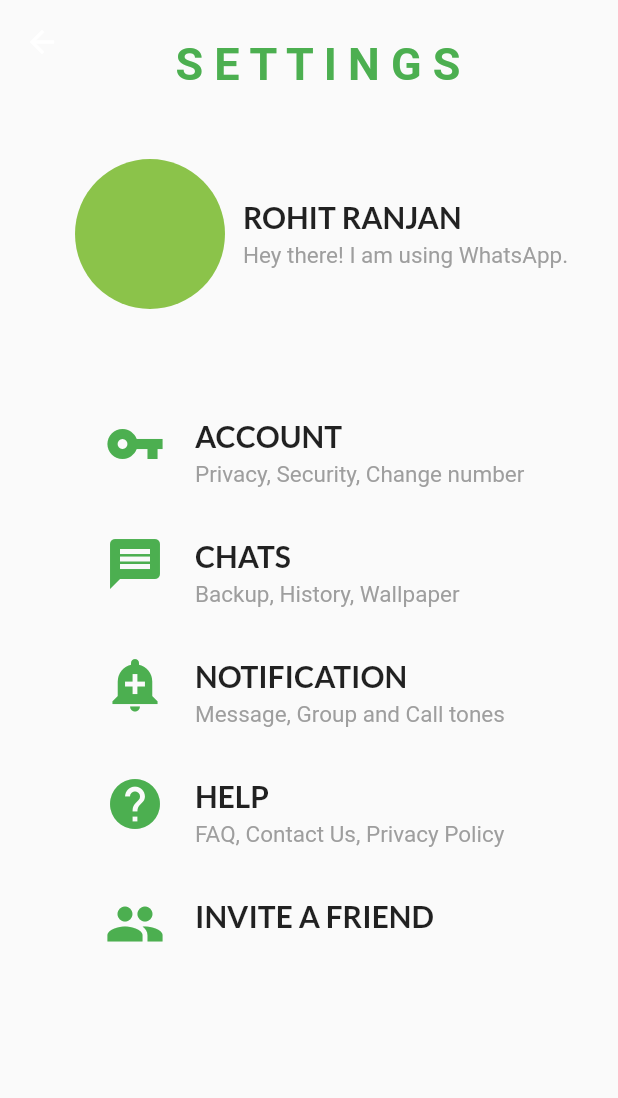
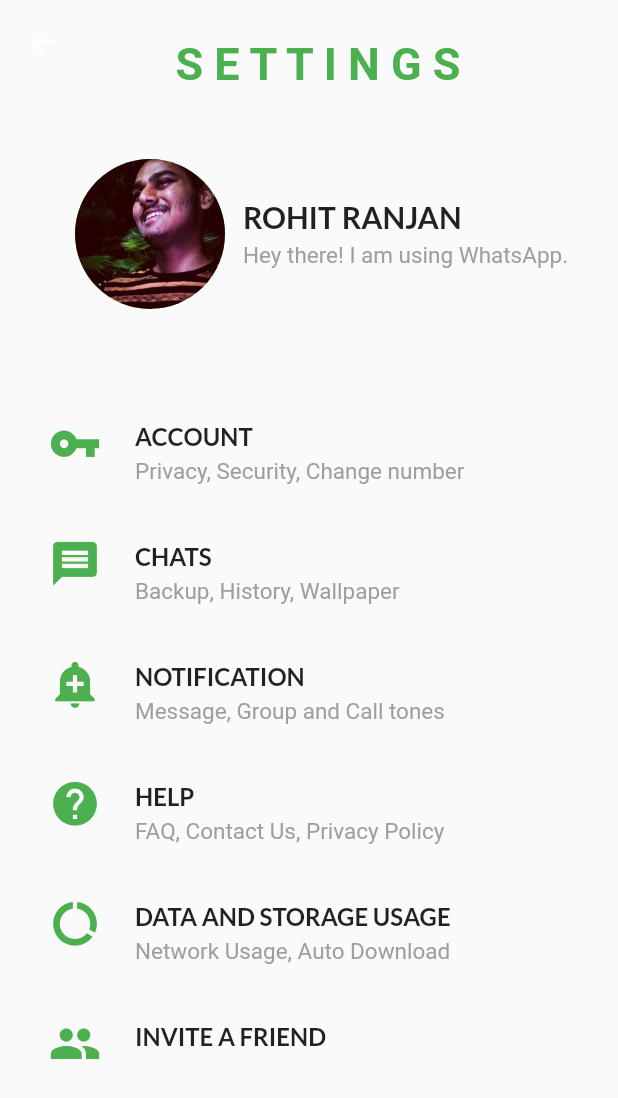
Before and after one commit to Rohit-RA-2020/Whatsapp-redesign, a Flutter app: the Settings screen opened directly, on a phone screen of 412 x 824 dp. Shown: the top 1098 px of the screen. Run offline on Flutter 3.47's test engine with Material 2 defaults, Android fonts, the phone set to English and light mode, and no system bars; our stand-ins replace dotted_border, google_fonts, outline_material_icons; network calls fail.

Commit message:
Modified settings page

```diff
--- a/lib/pages/settings.dart
+++ b/lib/pages/settings.dart
@@ -21,14 +21,18 @@ class Settings extends StatelessWidget {
         ),
       ),
       body: Padding(
-        padding: const EdgeInsets.only(top: 50.0, left: 50.0),
+        padding: const EdgeInsets.only(top: 50.0, left: 10.0),
         child: Column(
           children: <Widget>[
             Row(
               children: [
-                CircleAvatar(
-                  backgroundColor: Colors.lightGreen,
-                  radius: 50,
+                Padding(
+                  padding: const EdgeInsets.only(left: 40.0),
+                  child: CircleAvatar(
+                    backgroundColor: Colors.lightGreen,
+                    radius: 50,
+                    backgroundImage: AssetImage('assets/images/rohit.jpg'),
+                  ),
                 ),
                 Padding(
                   padding: const EdgeInsets.all(12.0),
@@ -77,6 +81,10 @@ class Settings extends StatelessWidget {
               icon: Icons.help,
             ),
             Options(
+                title: "DATA AND STORAGE USAGE",
+                desc: "Network Usage, Auto Download",
+                icon: Icons.data_usage),
+            Options(
               title: "INVITE A FRIEND",
               desc: "",
               icon: Icons.people,
@@ -108,7 +116,7 @@ class Options extends StatelessWidget {
           radius: 40,
           child: Icon(
             icon,
-            size: 40,
+            size: 35,
             color: Colors.green,
           ),
         ),
@@ -120,7 +128,7 @@ class Options extends StatelessWidget {
               Text(
                 title,
                 style: GoogleFonts.lato(
-                  fontSize: 20,
+                  fontSize: 16,
                   fontWeight: FontWeight.bold,
                 ),
               ),
```
Also changed, not shown: assets/images/rohit.jpg (added).
